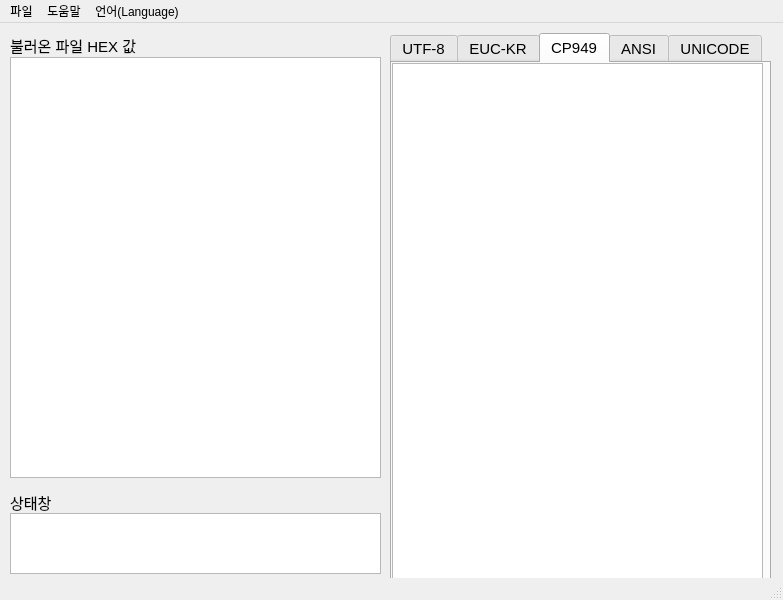
This is memoreader/memoreaderui.ui in kwonyohan/kwon as Qt 5 draws it before an edit. The edited form follows.
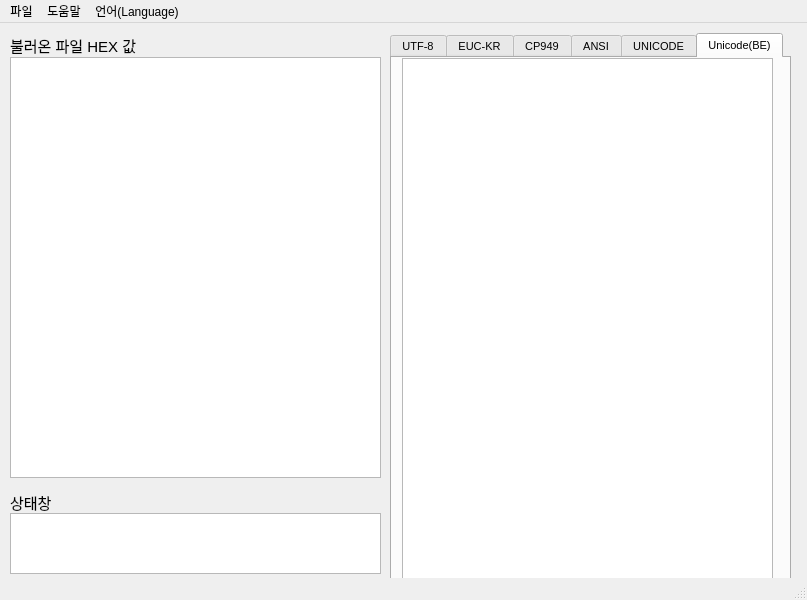
This is the edited form.

Commit message: add openFunction's decodefile and update Ui etc

```diff
--- a/memoreader/memoreaderui.ui
+++ b/memoreader/memoreaderui.ui
@@ -6,7 +6,7 @@
    <rect>
     <x>0</x>
     <y>0</y>
-    <width>783</width>
+    <width>807</width>
     <height>600</height>
    </rect>
   </property>
@@ -55,17 +55,17 @@
      <rect>
       <x>390</x>
       <y>10</y>
-      <width>381</width>
+      <width>401</width>
       <height>551</height>
      </rect>
     </property>
     <property name="font">
      <font>
-      <pointsize>11</pointsize>
+      <pointsize>8</pointsize>
      </font>
     </property>
     <property name="currentIndex">
-     <number>2</number>
+     <number>5</number>
     </property>
     <widget class="QWidget" name="utp8">
      <property name="enabled">
@@ -157,7 +157,7 @@
       </property>
       <property name="geometry">
        <rect>
-        <x>0</x>
+        <x>10</x>
         <y>0</y>
         <width>371</width>
         <height>521</height>
@@ -175,6 +175,11 @@
         <height>16777215</height>
        </size>
       </property>
+      <property name="font">
+       <font>
+        <pointsize>14</pointsize>
+       </font>
+      </property>
      </widget>
     </widget>
     <widget class="QWidget" name="ansi">
@@ -234,6 +239,46 @@
         <width>371</width>
         <height>16777215</height>
        </size>
+      </property>
+      <property name="font">
+       <font>
+        <pointsize>14</pointsize>
+       </font>
+      </property>
+     </widget>
+    </widget>
+    <widget class="QWidget" name="unicode_be">
+     <attribute name="title">
+      <string>Unicode(BE)</string>
+     </attribute>
+     <widget class="QTextEdit" name="textviewer_unicode_2">
+      <property name="enabled">
+       <bool>true</bool>
+      </property>
+      <property name="geometry">
+       <rect>
+        <x>10</x>
+        <y>0</y>
+        <width>371</width>
+        <height>521</height>
+       </rect>
+      </property>
+      <property name="minimumSize">
+       <size>
+        <width>371</width>
+        <height>0</height>
+       </size>
+      </property>
+      <property name="maximumSize">
+       <size>
+        <width>371</width>
+        <height>16777215</height>
+       </size>
+      </property>
+      <property name="font">
+       <font>
+        <pointsize>14</pointsize>
+       </font>
       </property>
      </widget>
     </widget>
@@ -282,7 +327,7 @@
     <rect>
      <x>0</x>
      <y>0</y>
-     <width>783</width>
+     <width>807</width>
      <height>21</height>
     </rect>
    </property>
```
Left out of the diff: 48 changed lines with no effect on the pictures. The commit also changes 3 other files.
